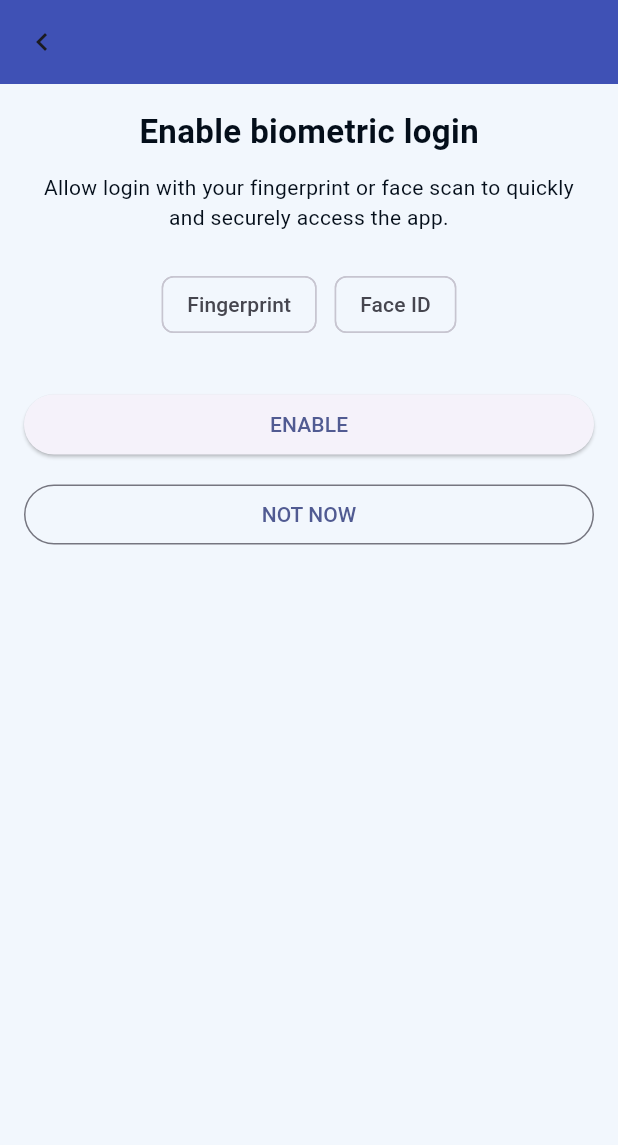
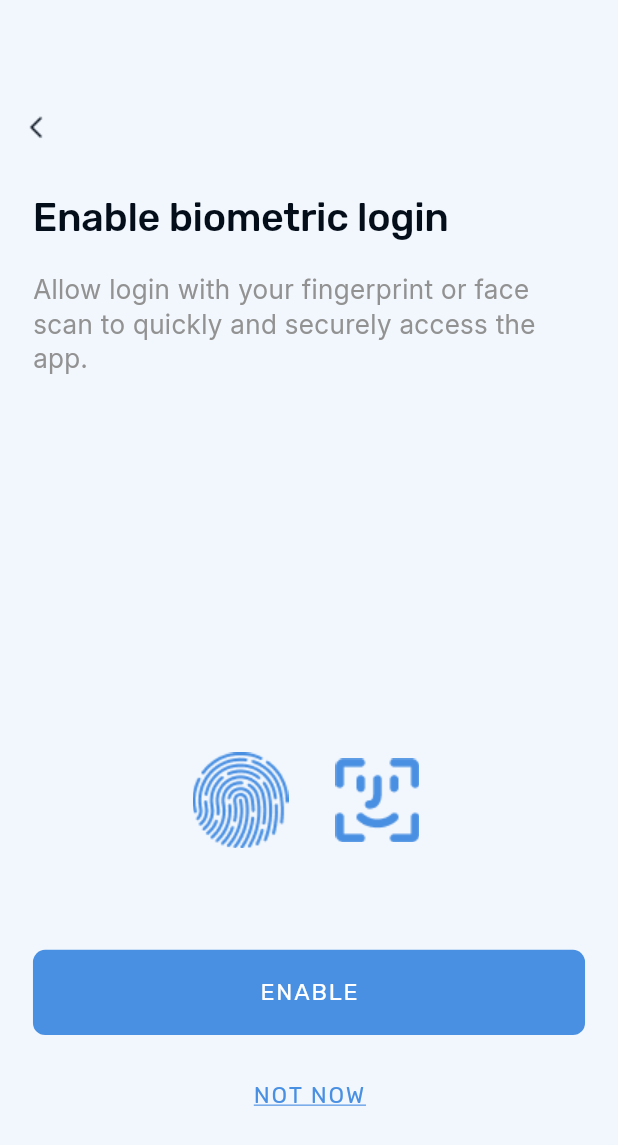
Before and after one commit to WebgateSystems/akademy2-mobile, a Flutter app: the EnableBiometricPage screen opened by its route, on a phone screen of 412 x 824 dp. Shown: the top 1145 px of the screen. Run offline on Flutter 3.47's test engine with Material 3 defaults, Android fonts, the light colour scheme and no system bars; our stand-ins replace dio, file_picker, flutter_riverpod, flutter_screenutil, flutter_secure_storage, go_router and 4 more; missing offline and left inert: dio_smart_retry, mobile_scanner; accounts and stored records are empty; generated files the repository leaves out were written again.

Commit message:
EnableBiometricPage

```diff
--- a/lib/app/theme/tokens.dart
+++ b/lib/app/theme/tokens.dart
@@ -53,6 +53,9 @@ class AppColors {
 
   static Color contentButtonPrimary(BuildContext context) =>
       Theme.of(context).brightness == Brightness.dark ? grey90 : grey05;
+
+  static Color contentOnSecondaryButton(BuildContext context) =>
+      Theme.of(context).brightness == Brightness.dark ? blue50 : blue50;
 
   static Color contentOnPrimaryDisabled(BuildContext context) =>
       Theme.of(context).brightness == Brightness.dark ? grey20 : grey20;
--- /dev/null
+++ b/lib/app/view/action_textbutton_widget.dart
@@ -0,0 +1,40 @@
+import 'package:academy_2_app/app/theme/tokens.dart';
+import 'package:flutter/material.dart';
+import 'package:flutter_screenutil/flutter_screenutil.dart';
+
+class ActionTextButtonWidget extends StatelessWidget {
+  final String text;
+  final VoidCallback? onPressed;
+
+  const ActionTextButtonWidget({
+    super.key,
+    required this.text,
+    required this.onPressed,
+  });
+
+  @override
+  Widget build(BuildContext context) {
+    return SizedBox(
+      height: 56.h,
+      width: double.infinity,
+      child: Container(
+        alignment: Alignment.center,
+        decoration: BoxDecoration(
+          color: Colors.transparent,
+          borderRadius: BorderRadius.circular(8.r),
+        ),
+        child: TextButton(
+          onPressed: onPressed,
+          child: Text(
+            text.toUpperCase(),
+            style: AppTextStyles.button(context).copyWith(
+              color: AppColors.contentOnSecondaryButton(context),
+              decoration: TextDecoration.underline,
+              decorationColor: AppColors.contentOnSecondaryButton(context),
+            ),
+          ),
+        ),
+      ),
+    );
+  }
+}
--- a/lib/app/view/base_page_with_toolbar.dart
+++ b/lib/app/view/base_page_with_toolbar.dart
@@ -9,15 +9,73 @@ class BasePageWithToolbar extends StatelessWidget {
   final String subtitle;
   final List<Widget>? children;
   final bool showBackButton;
-  const BasePageWithToolbar(
-      {super.key,
+
+  final bool stickChildrenToBottom;
+
+  const BasePageWithToolbar({
+    super.key,
     this.title = "",
     this.subtitle = "",
     this.showBackButton = true,
-      this.children = const <Widget>[]});
+    this.children = const <Widget>[],
+    this.stickChildrenToBottom = false,
+  });
 
   @override
   Widget build(BuildContext context) {
+    return LayoutBuilder(
+      builder: (context, constraints) {
+        if (stickChildrenToBottom) {
+          // Режим "контент притиснутий донизу", без вертикального скролу
+          return SizedBox(
+            height: constraints.maxHeight,
+            child: Column(
+              children: [
+                SizedBox(height: 44.h),
+                if (showBackButton)
+                  Padding(
+                    padding: EdgeInsets.only(top: 16.h),
+                    child: ToolbarWidget(
+                      leftIcon: IconButton(
+                        icon: Image.asset(
+                          'assets/images/ic_chevron_left.png',
+                          color: AppColors.contentPrimary(context),
+                        ),
+                        onPressed: () => context.pop(),
+                      ),
+                    ),
+                  ),
+                Expanded(
+                  child: Padding(
+                    padding: EdgeInsets.symmetric(horizontal: 20.w),
+                    child: Column(
+                      crossAxisAlignment: CrossAxisAlignment.start,
+                      children: [
+                        if (title.isNotEmpty) SizedBox(height: 16.h),
+                        if (title.isNotEmpty)
+                          ToolbarWidget(
+                            title: title,
+                          ),
+                        if (subtitle.isNotEmpty) SizedBox(height: 16.h),
+                        if (subtitle.isNotEmpty)
+                          Text(
+                            subtitle,
+                            style: AppTextStyles.b1(context).copyWith(
+                              color: AppColors.contentSecondary(context),
+                            ),
+                          ),
+                        const Spacer(),
+                        ...?children,
+                        SizedBox(height: 16.h),
+                      ],
+                    ),
+                  ),
+                ),
+              ],
+            ),
+          );
+        }
+
         return SingleChildScrollView(
           child: Column(
             children: [
@@ -65,5 +123,7 @@ class BasePageWithToolbar extends StatelessWidget {
             ],
           ),
         );
+      },
+    );
   }
 }
--- a/lib/features/auth/enable_biometric_page.dart
+++ b/lib/features/auth/enable_biometric_page.dart
@@ -1,5 +1,11 @@
+import 'package:academy_2_app/app/theme/tokens.dart';
+import 'package:academy_2_app/app/view/action_button_widget.dart';
+import 'package:academy_2_app/app/view/action_textbutton_widget.dart';
+import 'package:academy_2_app/app/view/base_page_with_toolbar.dart';
+import 'package:academy_2_app/l10n/app_localizations.dart';
 import 'package:flutter/material.dart';
 import 'package:flutter_riverpod/flutter_riverpod.dart';
+import 'package:flutter_screenutil/flutter_screenutil.dart';
 import 'package:go_router/go_router.dart';
 
 import '../../core/storage/secure_storage.dart';
@@ -8,7 +14,8 @@ class EnableBiometricPage extends ConsumerStatefulWidget {
   const EnableBiometricPage({super.key});
 
   @override
-  ConsumerState<EnableBiometricPage> createState() => _EnableBiometricPageState();
+  ConsumerState<EnableBiometricPage> createState() =>
+      _EnableBiometricPageState();
 }
 
 class _EnableBiometricPageState extends ConsumerState<EnableBiometricPage> {
@@ -31,65 +38,92 @@ class _EnableBiometricPageState extends ConsumerState<EnableBiometricPage> {
 
   @override
   Widget build(BuildContext context) {
+    final l10n = AppLocalizations.of(context)!;
     return Scaffold(
-      appBar: AppBar(
-        leading: IconButton(
-          icon: const Icon(Icons.chevron_left),
-          onPressed: () => context.pop(),
+      body: BasePageWithToolbar(
+        title: l10n.enableBiometricTitle,
+        subtitle: l10n.enableBiometricSubtitle,
+        showBackButton: true,
+        stickChildrenToBottom: true,
+        children: [
+          Row(
+            mainAxisAlignment: MainAxisAlignment.center,
+            spacing: 20.w,
+            children: [
+              CustomImageChip(
+                selected: _fingerprint,
+                onTap: _toggleFingerprint,
+                assetPath: 'assets/images/ic_fingerprint_id.png',
+                size: 64.h,
               ),
-      ),
-      body: Padding(
-        padding: const EdgeInsets.all(16),
-        child: Column(
-          crossAxisAlignment: CrossAxisAlignment.center,
-          children: [
-            const Text(
-              'Enable biometric login',
-              style: TextStyle(fontSize: 22, fontWeight: FontWeight.bold),
-            ),
-            const SizedBox(height: 12),
-            const Text(
-              'Allow login with your fingerprint or face scan to quickly and securely access the app.',
-              textAlign: TextAlign.center,
-            ),
-            const SizedBox(height: 24),
-            Wrap(
-              alignment: WrapAlignment.center,
-              spacing: 12,
-              children: [
-                ChoiceChip(
-                  label: const Text('Fingerprint'),
-                  selected: _fingerprint,
-                  onSelected: (_) => _toggleFingerprint(),
-                ),
-                ChoiceChip(
-                  label: const Text('Face ID'),
+              CustomImageChip(
                 selected: _face,
-                  onSelected: (_) => _toggleFace(),
+                onTap: _toggleFace,
+                assetPath: 'assets/images/ic_face_id.png',
+                size: 64.h,
               ),
             ],
           ),
-            const SizedBox(height: 32),
-            if (_saving) const CircularProgressIndicator(),
-            if (!_saving)
+          SizedBox(height: 64.h),
           Column(
             children: [
-                  SizedBox(
-                    width: double.infinity,
-                    child: ElevatedButton(
-                      onPressed: () => _finish(enable: true),
-                      child: const Text('ENABLE'),
+              ActionButtonWidget(
+                text: l10n.enableBiometricEnable,
+                onPressed: () => _saving ? null : _finish(enable: true),
+                loading: _saving,
               ),
+              SizedBox(height: 12.h),
+              ActionTextButtonWidget(
+                onPressed: () => _finish(enable: false),
+                text: l10n.enableBiometricNotNow,
               ),
-                  const SizedBox(height: 12),
-                  SizedBox(
-                    width: double.infinity,
-                    child: OutlinedButton(
-                      onPressed: () => _finish(enable: false),
-                      child: const Text('NOT NOW'),
-                    ),
+              SizedBox(height: 48.h),
+            ],
           ),
         ],
+      ),
+    );
+  }
+}
+
+class CustomImageChip extends StatelessWidget {
+  final bool selected;
+  final VoidCallback onTap;
+  final String assetPath;
+  final double size;
+
+  const CustomImageChip({
+    super.key,
+    required this.selected,
+    required this.onTap,
+    required this.assetPath,
+    required this.size,
+  });
+
+  @override
+  Widget build(BuildContext context) {
+    final bgColor = selected ? AppColors.surface(context) : Colors.transparent;
+
+    final borderColor =
+        selected ? AppColors.borderFocused(context) : Colors.transparent;
+
+    return GestureDetector(
+      onTap: onTap,
+      child: AnimatedContainer(
+        duration: const Duration(milliseconds: 180),
+        padding: EdgeInsets.symmetric(horizontal: 1.w, vertical: 1.w),
+        decoration: BoxDecoration(
+          color: bgColor,
+          borderRadius: BorderRadius.circular(12),
+          border: Border.all(color: borderColor, width: 1.w),
+        ),
+        child: Row(
+          mainAxisSize: MainAxisSize.min,
+          children: [
+            Image.asset(
+              assetPath,
+              width: size,
+              height: size,
             ),
           ],
         ),
--- a/lib/features/auth/pin_pages.dart
+++ b/lib/features/auth/pin_pages.dart
@@ -83,7 +83,7 @@ class _ConfirmPinPageState extends State<ConfirmPinPage> {
       });
       await SecureStorage().write('userPin', _current);
       if (!mounted) return;
-      context.go('/join-group');
+      context.go('/enable-biometric');
     }
   }
 
--- a/lib/l10n/app_localizations.dart
+++ b/lib/l10n/app_localizations.dart
@@ -387,6 +387,30 @@ abstract class AppLocalizations {
   /// In en, this message translates to:
   /// **'Pins do not match'**
   String get pinMismatchInline;
+
+  /// No description provided for @enableBiometricTitle.
+  ///
+  /// In en, this message translates to:
+  /// **'Enable biometric login'**
+  String get enableBiometricTitle;
+
+  /// No description provided for @enableBiometricSubtitle.
+  ///
+  /// In en, this message translates to:
+  /// **'Allow login with your fingerprint or face scan to quickly and securely access the app.'**
+  String get enableBiometricSubtitle;
+
+  /// No description provided for @enableBiometricEnable.
+  ///
+  /// In en, this message translates to:
+  /// **'enable'**
+  String get enableBiometricEnable;
+
+  /// No description provided for @enableBiometricNotNow.
+  ///
+  /// In en, this message translates to:
+  /// **'not now'**
+  String get enableBiometricNotNow;
 }
 
 class _AppLocalizationsDelegate
--- a/lib/l10n/app_localizations_en.dart
+++ b/lib/l10n/app_localizations_en.dart
@@ -162,4 +162,17 @@ class AppLocalizationsEn extends AppLocalizations {
 
   @override
   String get pinMismatchInline => 'Pins do not match';
+
+  @override
+  String get enableBiometricTitle => 'Enable biometric login';
+
+  @override
+  String get enableBiometricSubtitle =>
+      'Allow login with your fingerprint or face scan to quickly and securely access the app.';
+
+  @override
+  String get enableBiometricEnable => 'enable';
+
+  @override
+  String get enableBiometricNotNow => 'not now';
 }
--- a/lib/l10n/app_localizations_pl.dart
+++ b/lib/l10n/app_localizations_pl.dart
@@ -163,4 +163,17 @@ class AppLocalizationsPl extends AppLocalizations {
 
   @override
   String get pinMismatchInline => 'Kody nie są jednakowe';
+
+  @override
+  String get enableBiometricTitle => 'Włącz logowanie biometryczne';
+
+  @override
+  String get enableBiometricSubtitle =>
+      'Zezwól na logowanie odciskiem palca lub skanem twarzy, aby szybko i bezpiecznie uzyskiwać dostęp do aplikacji.';
+
+  @override
+  String get enableBiometricEnable => 'Włącz';
+
+  @override
+  String get enableBiometricNotNow => 'Nie teraz';
 }
--- a/lib/l10n/app_localizations_uk.dart
+++ b/lib/l10n/app_localizations_uk.dart
@@ -163,4 +163,17 @@ class AppLocalizationsUk extends AppLocalizations {
 
   @override
   String get pinMismatchInline => 'Коди не збігаються';
+
+  @override
+  String get enableBiometricTitle => 'Увімкнути біометричний вхід';
+
+  @override
+  String get enableBiometricSubtitle =>
+      'Дозвольте вхід за відбитком пальця або скануванням обличчя, щоб швидко й безпечно отримувати доступ до застосунку.';
+
+  @override
+  String get enableBiometricEnable => 'Увімкнути';
+
+  @override
+  String get enableBiometricNotNow => 'Не зараз';
 }
--- a/lib/l10n/intl_en.arb
+++ b/lib/l10n/intl_en.arb
@@ -61,5 +61,10 @@
   "pinConfirmTitle": "Repeat a 4-digit code",
   "pinConfirmSubtitle": "Confirm your code.",
   "pinConfirmMismatchSubtitle": "Pins do not match. Try again.",
-  "pinMismatchInline": "Pins do not match"
+  "pinMismatchInline": "Pins do not match",
+  "enableBiometricTitle": "Enable biometric login",
+  "enableBiometricSubtitle": "Allow login with your fingerprint or face scan to quickly and securely access the app.",
+  "enableBiometricEnable": "enable",
+  "enableBiometricNotNow": "not now"
+
 }
--- a/lib/l10n/intl_pl.arb
+++ b/lib/l10n/intl_pl.arb
@@ -61,5 +61,10 @@
   "pinConfirmTitle": "Powtórz 4-cyfrowy kod",
   "pinConfirmSubtitle": "Potwierdź swój kod.",
   "pinConfirmMismatchSubtitle": "Kody nie są jednakowe. Spróbuj ponownie.",
-  "pinMismatchInline": "Kody nie są jednakowe"
+  "pinMismatchInline": "Kody nie są jednakowe",
+  "enableBiometricTitle": "Włącz logowanie biometryczne",
+  "enableBiometricSubtitle": "Zezwól na logowanie odciskiem palca lub skanem twarzy, aby szybko i bezpiecznie uzyskiwać dostęp do aplikacji.",
+  "enableBiometricEnable": "Włącz",
+  "enableBiometricNotNow": "Nie teraz"
+
 }
--- a/lib/l10n/intl_uk.arb
+++ b/lib/l10n/intl_uk.arb
@@ -61,5 +61,10 @@
   "pinConfirmTitle": "Повторіть 4-значний код",
   "pinConfirmSubtitle": "Підтвердіть свій код.",
   "pinConfirmMismatchSubtitle": "Коди не збігаються. Спробуйте ще раз.",
-  "pinMismatchInline": "Коди не збігаються"
+  "pinMismatchInline": "Коди не збігаються",
+  "enableBiometricTitle": "Увімкнути біометричний вхід",
+  "enableBiometricSubtitle": "Дозвольте вхід за відбитком пальця або скануванням обличчя, щоб швидко й безпечно отримувати доступ до застосунку.",
+  "enableBiometricEnable": "Увімкнути",
+  "enableBiometricNotNow": "Не зараз"
+
 }
```
Also changed, not shown: assets/images/ic_face_id.png (added), assets/images/ic_fingerprint_id.png (added). Lines whose indentation alone changed are shown as unchanged.
